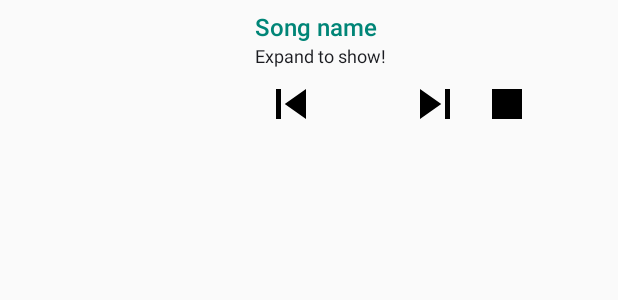
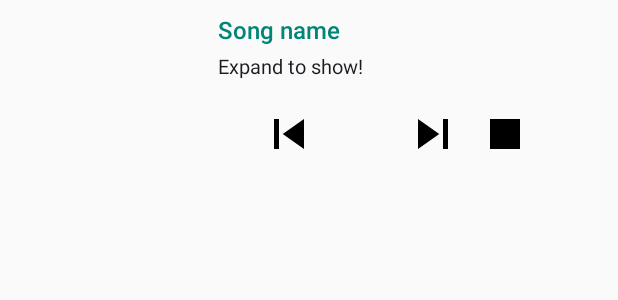
Before and after one commit to nyamkamunhjin/MeloPlayer, an Android app: the layout notification_collapsed.xml on its own in the app's theme, with its tools: preview values and no code run, on a phone screen of 412 x 824 dp. Shown: the top 300 px of the screen. Run offline under Robolectric (Android 15) with nearby library versions, the phone set to English and light mode, and no system bars.

Commit message:
second commit // added notification for music

```diff
--- a/app/build.gradle
+++ b/app/build.gradle
@@ -4,7 +4,7 @@ android {
     compileSdkVersion 28
     defaultConfig {
         applicationId "com.munhj.meloplayer"
-        minSdkVersion 16
+        minSdkVersion 17
         targetSdkVersion 28
         versionCode 1
         versionName "1.0"
--- a/app/src/main/java/Adapter/ViewAdapter.java
+++ b/app/src/main/java/Adapter/ViewAdapter.java
@@ -20,7 +20,6 @@ import Fragments.musicFragment;
 import Model.ListItem;
 import java.util.List;
 
-import static com.munhj.meloplayer.MainActivity.item;
 
 public class ViewAdapter extends RecyclerView.Adapter<ViewAdapter.ViewHolder> {
 
--- a/app/src/main/java/Fragments/ListFragment.java
+++ b/app/src/main/java/Fragments/ListFragment.java
@@ -33,14 +33,12 @@ public class ListFragment extends Fragment {
         recyclerView.setHasFixedSize(true);
         recyclerView.setLayoutManager(new LinearLayoutManager(getActivity()));
 
-        RecyclerView.Adapter adapter =
-                new ViewAdapter(
+        RecyclerView.Adapter adapter = new ViewAdapter(
                         getActivity(),
-                        MainActivity.musicHandler.listItems,
+                        MainActivity.getListItems(),
                         bottomNavigationView);
 
         recyclerView.setAdapter(adapter);
-
 
         return setView;
     }
--- a/app/src/main/java/Fragments/musicFragment.java
+++ b/app/src/main/java/Fragments/musicFragment.java
@@ -68,6 +68,7 @@ public class musicFragment extends Fragment implements View.OnClickListener, Ser
     private ServiceConnection connection = new ServiceConnection() {
         @Override
         public void onServiceConnected(ComponentName name, IBinder service) {
+            // when the music service is successfully connected to fragment
             MusicService.LocalBinder binder = ((MusicService.LocalBinder) service);
             musicService = binder.getService();
             mBound = true;
@@ -224,6 +225,7 @@ public class musicFragment extends Fragment implements View.OnClickListener, Ser
         }
     }
 
+    // method to load fragment interface when music is paused and re-opened
     private void loadPaused() {
         SimpleDateFormat dateFormat = new SimpleDateFormat("mm:ss");
 
--- a/app/src/main/res/layout/notification_collapsed.xml
+++ b/app/src/main/res/layout/notification_collapsed.xml
@@ -14,21 +14,20 @@
 
             <ImageView
                 android:id="@+id/image_view_notification"
-                android:layout_width="130dp"
-                android:layout_height="130dp" />
+                android:layout_width="128dp"
+                android:layout_height="128dp" />
 
             <LinearLayout
                 android:layout_width="wrap_content"
-                android:layout_height="wrap_content"
+                android:layout_height="match_parent"
                 android:orientation="vertical"
-                android:paddingTop="5dp"
-                android:paddingLeft="20dp"
-                android:paddingRight="50dp"
-                android:layout_marginLeft="20sp">
+                android:paddingTop="5sp"
+                android:paddingStart="15sp">
 
                 <TextView
                     android:id="@+id/songName_notification"
-                    android:textSize="16dp"
+                    android:padding="2dp"
+                    android:textSize="16sp"
                     style="@style/TextAppearance.Compat.Notification.Title"
                     android:layout_width="wrap_content"
                     android:layout_height="wrap_content"
@@ -37,6 +36,8 @@
 
                 <TextView
                     android:id="@+id/artist_notification"
+                    android:textSize="13sp"
+                    android:padding="2dp"
                     style="@style/TextAppearance.Compat.Notification.Info"
                     android:layout_width="wrap_content"
                     android:layout_height="wrap_content"
@@ -44,8 +45,10 @@
 
                 <LinearLayout
                     android:layout_width="wrap_content"
-                    android:layout_height="match_parent"
-                    android:orientation="horizontal">
+                    android:layout_height="wrap_content"
+                    android:orientation="horizontal"
+                    android:paddingTop="10sp"
+                    android:paddingStart="25sp">
 
                     <Button
                         android:id="@+id/prevButton_notification"
```
Also changed, not shown: app/src/main/java/MusicHandler/MyMusicHandler.java (+24 -9 lines), app/src/main/java/com/munhj/meloplayer/MainActivity.java (+11 -15 lines), app/src/main/java/com/munhj/meloplayer/MusicNotification.java (+10 -1 lines), app/src/main/java/com/munhj/meloplayer/MusicService.java (+16 -32 lines), app/src/main/res/drawable/music_icon.png (added).
